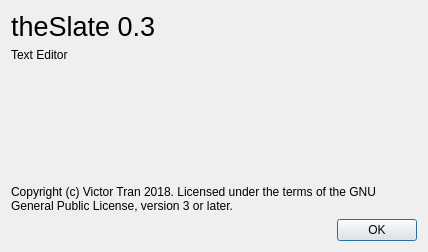
The window that slate/aboutwindow.ui (theCheeseboard/theSlate) describes before a commit, drawn with Qt 5.
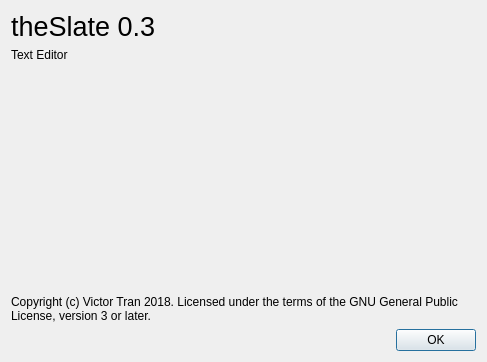
The same window after the commit. Icons and pictures are not drawn.

```diff
--- a/slate/aboutwindow.ui
+++ b/slate/aboutwindow.ui
@@ -6,8 +6,8 @@
    <rect>
     <x>0</x>
     <y>0</y>
-    <width>428</width>
-    <height>252</height>
+    <width>487</width>
+    <height>362</height>
    </rect>
   </property>
   <property name="windowTitle">
```
